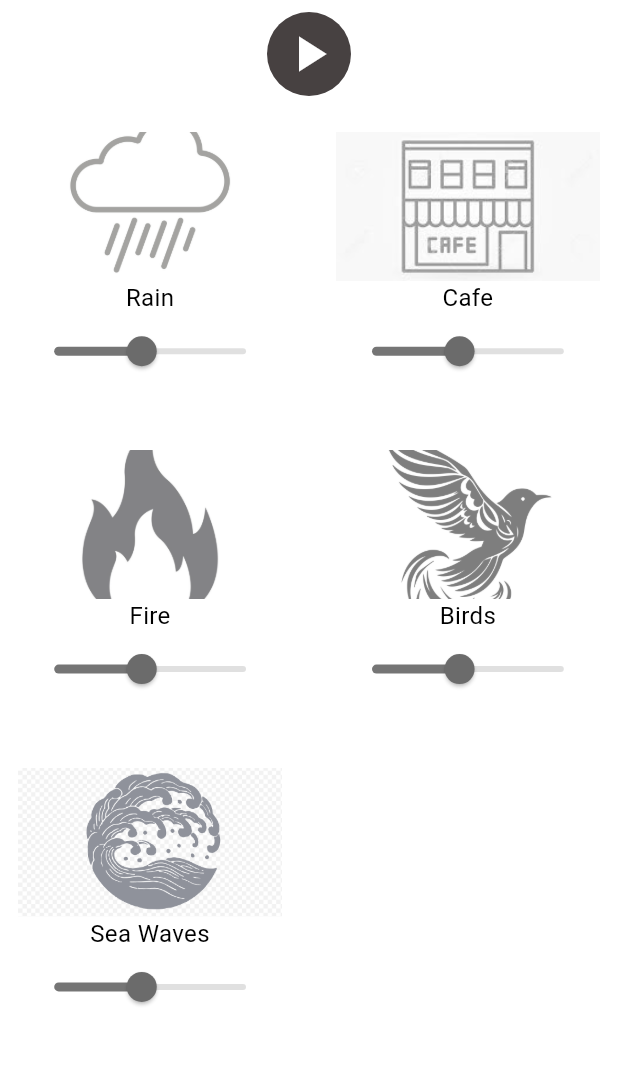
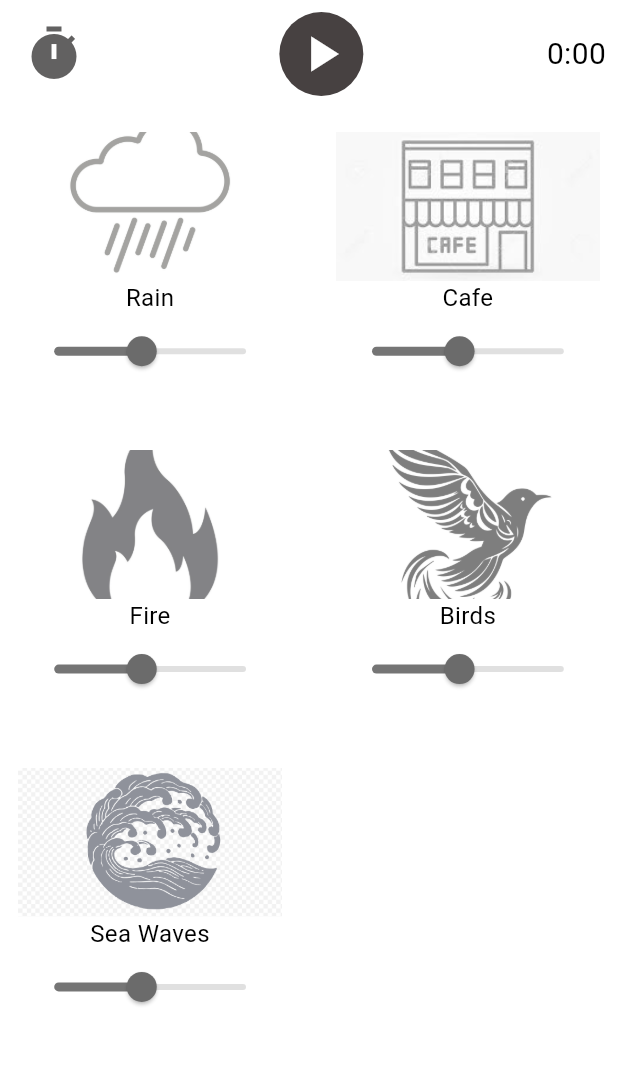
Before and after one commit to ahmetbekir22/focus-app-flutter, a Flutter app: the screen it shows after launch, on a phone screen of 412 x 824 dp, the part 84-1149 px from its top. Run offline on Flutter 3.47's test engine with Material 3 defaults, Android fonts, the phone set to English and light mode, and no system bars; our stand-ins replace audioplayers, get, numberpicker.

Commit message:
timer  added

```diff
--- a/focus_app/lib/pages/home_page.dart
+++ b/focus_app/lib/pages/home_page.dart
@@ -2,6 +2,7 @@ import 'package:flutter/material.dart';
 import 'package:get/get.dart';
 import '../components/custom_audio_widget.dart';
 import 'package:audioplayers/audioplayers.dart';
+import '../components/duration_picker.dart';
 import '../controller/audio_controller.dart';
 
 class HomePage extends StatelessWidget {
@@ -67,7 +68,28 @@ class HomePage extends StatelessWidget {
               child: Obx(
                 () => Padding(
                   padding: const EdgeInsets.all(8.0),
-                  child: IconButton(
+                  child: Row(
+                    mainAxisAlignment: MainAxisAlignment.spaceBetween,
+                    children: [
+                      IconButton(
+                        onPressed: () {
+                          showDialog(
+                            context: context,
+                            builder: (context) {
+                              return DurationPicker(
+                                initialDuration: Duration.zero,
+                                onTimeSelected: (duration) {
+                                  audioController.startTimer(duration);
+                                },
+                              );
+                            },
+                          );
+                        },
+                        icon: const Icon(Icons.timer),
+                        iconSize: 40,
+                        color: Color.fromARGB(255, 98, 97, 97),
+                      ),
+                      IconButton(
                         onPressed: () {
                           if (audioController.isPlaying.value) {
                             audioController.pauseAll();
@@ -75,18 +97,29 @@ class HomePage extends StatelessWidget {
                             audioController.playAll();
                           }
                         },
+                        icon: Icon(
+                          audioController.isPlaying.value
+                              ? Icons.pause
+                              : Icons.play_arrow,
+                          size: 40,
+                          color: Colors.white,
+                        ),
                         style: ButtonStyle(
                           shape: WidgetStateProperty.all(const CircleBorder()),
                           backgroundColor: WidgetStateProperty.all(
                               const Color.fromARGB(255, 71, 65, 65)),
                         ),
-                    icon: Icon(
-                      size: 40,
-                      audioController.isPlaying.value
-                          ? Icons.pause
-                          : Icons.play_arrow,
-                      color: Colors.white,
                       ),
+                      Obx(
+                        () => Text(
+                          '${audioController.remainingTime.value.inMinutes}:${(audioController.remainingTime.value.inSeconds % 60).toString().padLeft(2, '0')}',
+                          style: const TextStyle(
+                            fontSize: 20,
+                            color: Colors.black,
+                          ),
+                        ),
+                      ),
+                    ],
                   ),
                 ),
               ),
--- a/focus_app/pubspec.yaml
+++ b/focus_app/pubspec.yaml
@@ -37,6 +37,7 @@ dependencies:
   cupertino_icons: ^1.0.6
   audioplayers: ^6.0.0
   get: ^4.6.6
+  numberpicker: ^2.1.2
 
 dev_dependencies:
   flutter_test:
```
Also changed, not shown: focus_app/lib/components/duration_picker.dart (added, +91 -0 lines), focus_app/lib/controller/audio_controller.dart (+22 -0 lines), focus_app/lib/controller/duration_controller.dart (added, +19 -0 lines), focus_app/lib/pages/timer_dialog_page.dart (added, +50 -0 lines), focus_app/pubspec.lock. Lines whose indentation alone changed are shown as unchanged.
